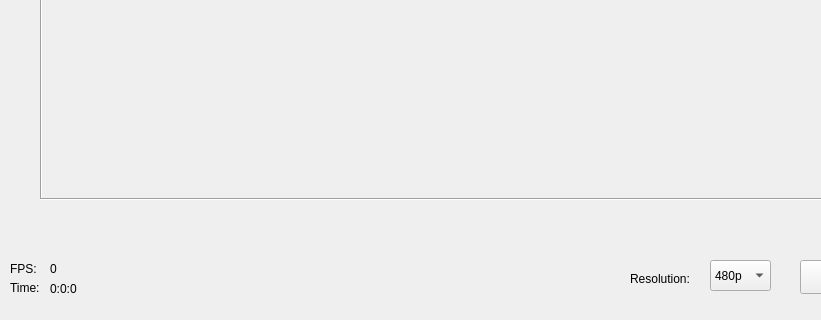
The window that Realsense Recorder/windowview.ui (rdelgiudi/narzedzia-praca-magisterska-klasyfikator) describes before a commit, drawn with Qt 5; both pictures show x 0 to 821 and y 360 to 680 of the 1045 by 680 pixel window.
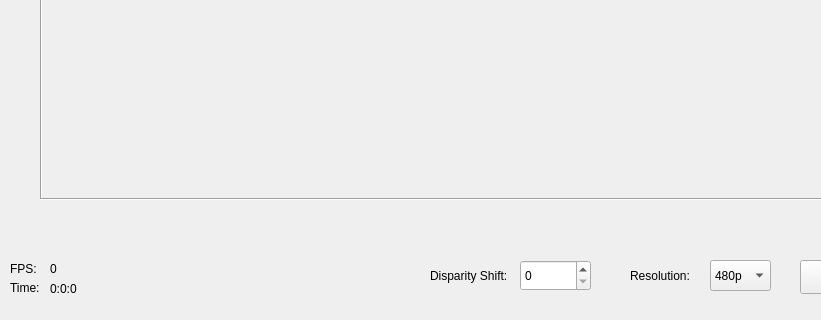
The same window after the commit.

Commit message: Disparity Shift and calibration

```diff
--- a/Realsense Recorder/windowview.ui
+++ b/Realsense Recorder/windowview.ui
@@ -106,7 +106,7 @@
      <rect>
       <x>50</x>
       <y>640</y>
-      <width>58</width>
+      <width>111</width>
       <height>18</height>
      </rect>
     </property>
@@ -118,9 +118,9 @@
     <property name="geometry">
      <rect>
       <x>630</x>
-      <y>630</y>
+      <y>620</y>
       <width>81</width>
-      <height>18</height>
+      <height>31</height>
      </rect>
     </property>
     <property name="text">
@@ -147,6 +147,32 @@
      </property>
     </item>
    </widget>
+   <widget class="QLabel" name="resolutionLabel_2">
+    <property name="geometry">
+     <rect>
+      <x>430</x>
+      <y>620</y>
+      <width>91</width>
+      <height>31</height>
+     </rect>
+    </property>
+    <property name="text">
+     <string>Disparity Shift:</string>
+    </property>
+   </widget>
+   <widget class="QSpinBox" name="disparityShiftBox">
+    <property name="geometry">
+     <rect>
+      <x>520</x>
+      <y>620</y>
+      <width>71</width>
+      <height>31</height>
+     </rect>
+    </property>
+    <property name="maximum">
+     <number>200</number>
+    </property>
+   </widget>
   </widget>
  </widget>
  <resources/>
```
The commit also changes 3 other files.
